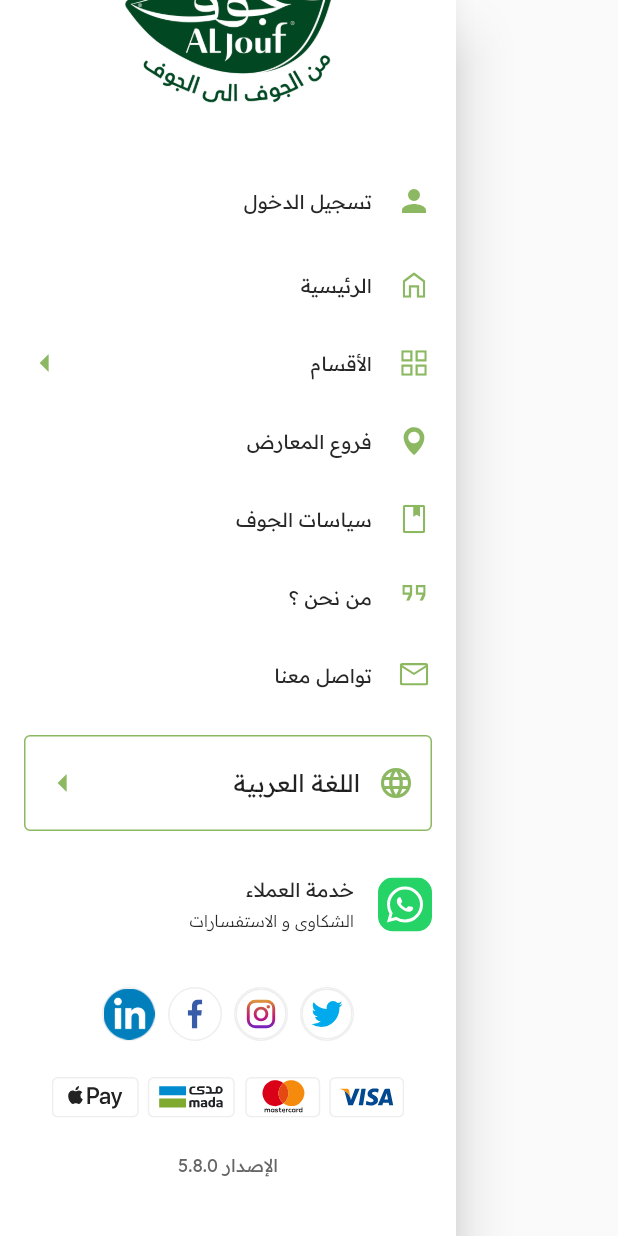
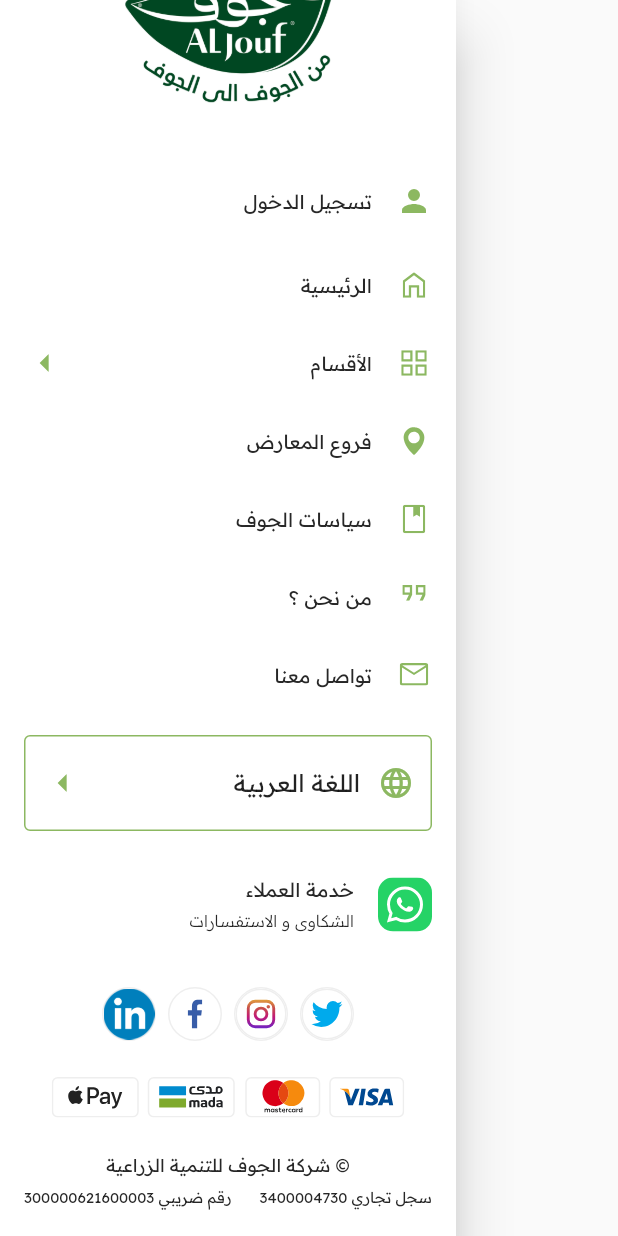
Before and after one commit to DarkNile/aljouf, a Flutter app: the CustomDrawer widget shown alone on an empty page, opened directly with empty values, scrolled down 90 dp, on a phone screen of 412 x 824 dp. Run offline on Flutter 3.47's test engine with Material 3 defaults, Android fonts, the light colour scheme and no system bars; our stand-ins replace another_flushbar, cached_network_image, carousel_slider, country_code_picker, firebase_auth, firebase_core and 10 more; missing offline and left inert: appsflyer_sdk, flutter_paytabs_bridge, flutter_share, in_app_review, new_version_plus, the_apple_sign_in; accounts and stored records are empty; network calls fail; project files that could hold a hidden picture were left out.

Commit message:
Some Enhancements

```diff
--- a/lib/widgets/custom_drawer.dart
+++ b/lib/widgets/custom_drawer.dart
@@ -354,13 +354,42 @@ class _CustomDrawerState extends State<CustomDrawer> {
             const SizedBox(
               height: 24,
             ),
+            const Center(
+              child: CustomText(
+                text: '©️ شركة الجوف للتنمية الزراعية',
+                fontSize: 12,
+                fontWeight: FontWeight.w400,
+                textAlign: TextAlign.center,
+              ),
+            ),
+            const SizedBox(
+              height: 8,
+            ),
+            const Row(
+              mainAxisAlignment: MainAxisAlignment.spaceBetween,
+              children: [
+                CustomText(
+                  text: 'سجل تجاري 3400004730',
+                  fontSize: 10,
+                  fontWeight: FontWeight.w400,
+                ),
+                CustomText(
+                  text: 'رقم ضريبي 300000621600003',
+                  fontSize: 10,
+                  fontWeight: FontWeight.w400,
+                ),
+              ],
+            ),
+            const SizedBox(
+              height: 24,
+            ),
             CustomText(
               text: "${'version'.tr} ${AppVersion.version}",
               fontWeight: FontWeight.w400,
               color: brownishGrey,
             ),
             const SizedBox(
-              height: 40,
+              height: 24,
             ),
           ],
         ),
```
